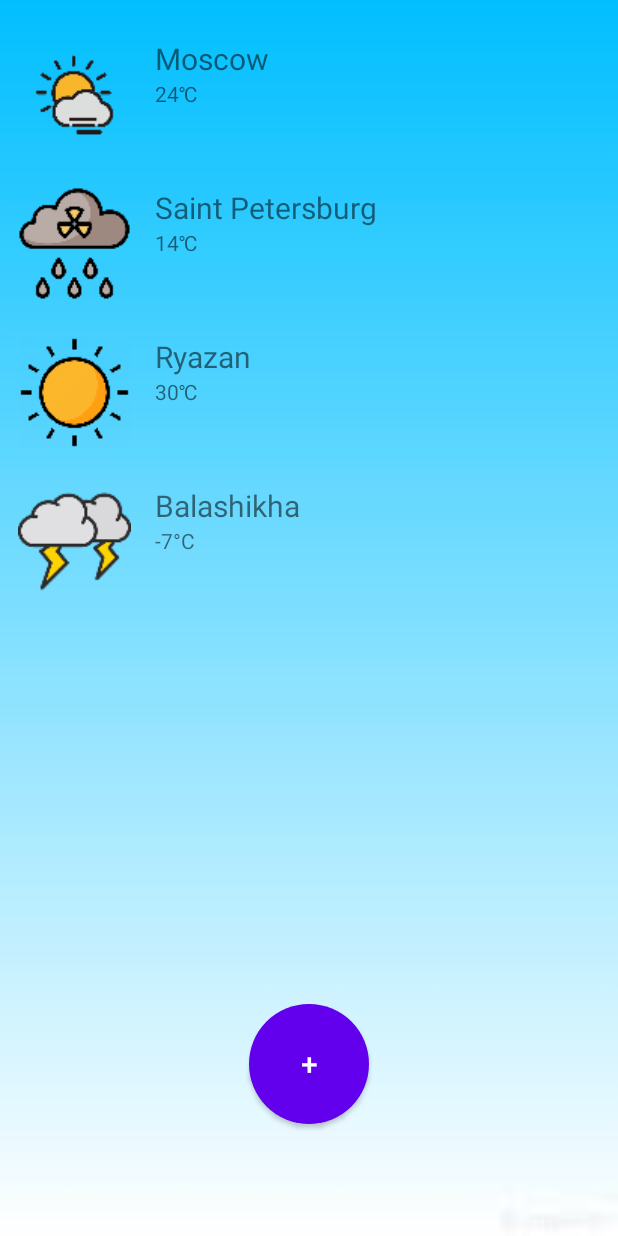
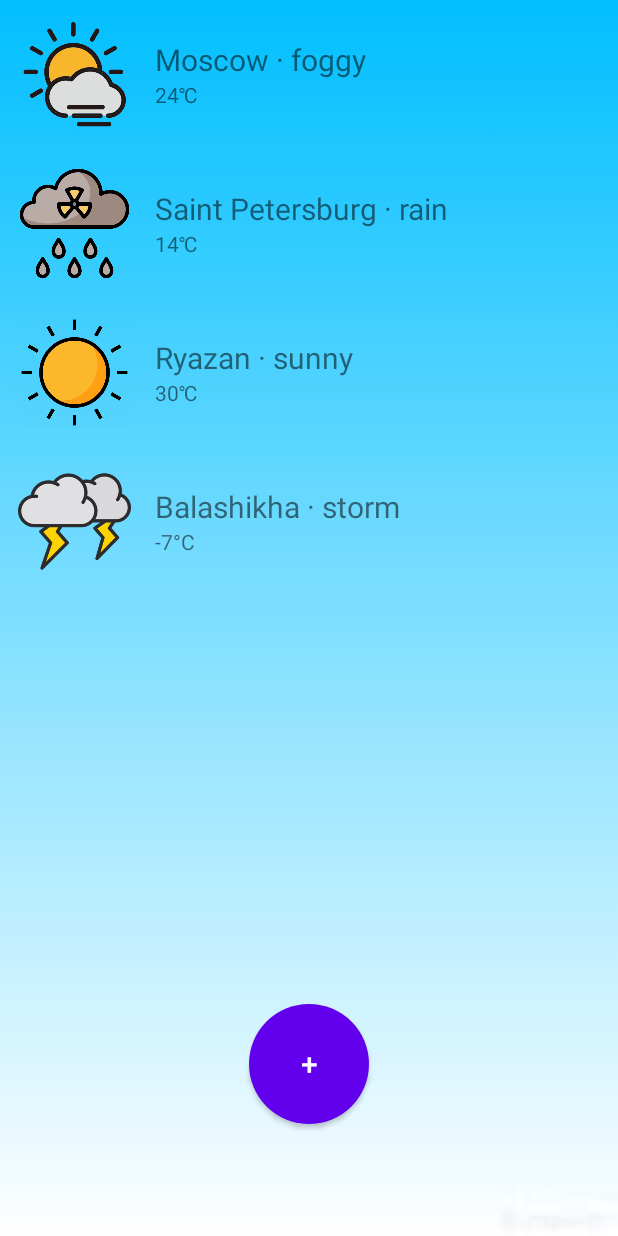
Before and after one commit to just-a-tractor/WeatherReport, an Android app: the screen it shows after launch (Cities), on a phone screen of 412 x 824 dp. Run offline under Robolectric (Android 15) with nearby library versions, the phone set to English and light mode, and no system bars.

Commit message:
Just Design

```diff
--- a/app/src/main/java/com/example/test/Cities.java
+++ b/app/src/main/java/com/example/WeatherReport/Cities.java
@@ -1,6 +1,7 @@
-package com.example.test;
+package com.example.WeatherReport;
 
 import androidx.appcompat.app.AppCompatActivity;
+import androidx.recyclerview.widget.DividerItemDecoration;
 import androidx.recyclerview.widget.RecyclerView;
 
 import android.content.Intent;
@@ -27,13 +28,15 @@ public class Cities extends AppCompatActivity implements View.OnClickListener {
 
 
         // HARDCODE:
-        reports.add(new Weather ("Moscow", "24℃", R.drawable.foggy));
-        reports.add(new Weather ("Saint Petersburg", "14℃", R.drawable.rain));
-        reports.add(new Weather ("Ryazan", "30℃", R.drawable.sunny));
-        reports.add(new Weather ("Balashikha", "-7°C", R.drawable.storm));
+        reports.add(new Weather ("Moscow · foggy", "24℃", R.drawable.foggy));
+        reports.add(new Weather ("Saint Petersburg · rain", "14℃", R.drawable.rain));
+        reports.add(new Weather ("Ryazan · sunny", "30℃", R.drawable.sunny));
+        reports.add(new Weather ("Balashikha · storm", "-7°C", R.drawable.storm));
 
 
         RecyclerView recyclerView = (RecyclerView) findViewById(R.id.list);
+        //recyclerView.addItemDecoration(new DividerItemDecoration(Cities.this,
+        //        DividerItemDecoration.VERTICAL));
         DataAdapter adapter = new DataAdapter(this, reports);
         recyclerView.setAdapter(adapter);
     }
--- a/app/src/main/java/com/example/test/CitySearch.java
+++ b/app/src/main/java/com/example/WeatherReport/CitySearch.java
@@ -1,8 +1,7 @@
-package com.example.test;
+package com.example.WeatherReport;
 
 import androidx.appcompat.app.AppCompatActivity;
 
-import android.app.Activity;
 import android.content.Context;
 import android.os.Bundle;
 import android.view.KeyEvent;
@@ -11,6 +10,7 @@ import android.view.inputmethod.EditorInfo;
 import android.view.inputmethod.InputMethodManager;
 import android.widget.EditText;
 import android.widget.TextView;
+
 
 public class CitySearch extends AppCompatActivity {
 
--- a/app/src/main/java/com/example/test/DataAdapter.java
+++ b/app/src/main/java/com/example/WeatherReport/DataAdapter.java
@@ -1,4 +1,4 @@
-package com.example.test;
+package com.example.WeatherReport;
 
 import android.content.Context;
 import android.view.LayoutInflater;
@@ -8,6 +8,7 @@ import android.widget.ImageView;
 import android.widget.TextView;
 
 import androidx.recyclerview.widget.RecyclerView;
+
 
 import java.util.List;
 
--- a/app/src/main/java/com/example/test/Weather.java
+++ b/app/src/main/java/com/example/WeatherReport/Weather.java
@@ -1,4 +1,4 @@
-package com.example.test;
+package com.example.WeatherReport;
 
 public class Weather {
 
--- a/app/src/main/res/layout/cities.xml
+++ b/app/src/main/res/layout/cities.xml
@@ -5,7 +5,7 @@
     android:layout_width="match_parent"
     android:layout_height="match_parent"
     android:background="@drawable/back1"
-    tools:context=".Cities">
+    tools:context="com.example.WeatherReport.Cities">
 
     <Button
         android:id="@+id/add"
@@ -30,6 +30,6 @@
         app:layout_constraintEnd_toEndOf="parent"
         app:layout_constraintStart_toStartOf="parent"
         app:layout_constraintTop_toTopOf="parent"
-        app:layout_constraintVertical_bias="0.050000012" />
+        app:layout_constraintVertical_bias="0.0" />
 
 </androidx.constraintlayout.widget.ConstraintLayout>
--- a/app/src/main/res/layout/city_search.xml
+++ b/app/src/main/res/layout/city_search.xml
@@ -5,7 +5,7 @@
     android:layout_width="match_parent"
     android:layout_height="match_parent"
     android:background="@drawable/back1"
-    tools:context=".CitySearch">
+    tools:context="com.example.WeatherReport.CitySearch">
 
 
     <EditText
--- a/app/src/main/res/layout/list_item.xml
+++ b/app/src/main/res/layout/list_item.xml
@@ -15,7 +15,8 @@
     <LinearLayout
         android:layout_width="match_parent"
         android:layout_height="match_parent"
-        android:orientation="vertical">
+        android:orientation="vertical"
+        android:gravity="center_vertical">
 
         <TextView
             android:id="@+id/city"
--- a/app/src/main/res/values/strings.xml
+++ b/app/src/main/res/values/strings.xml
@@ -1,5 +1,5 @@
 <resources>
-    <string name="app_name">test</string>
+    <string name="app_name">Weather Report</string>
     <string name="add">+</string>
     <string name="city">City…</string>
 </resources>
```
Also changed, not shown: app/src/main/AndroidManifest.xml (+5 -5 lines), app/src/main/res/drawable/foggy.png, app/src/main/res/drawable/rain.png, app/src/main/res/drawable/storm.png, app/src/main/res/drawable/sunny.png.
